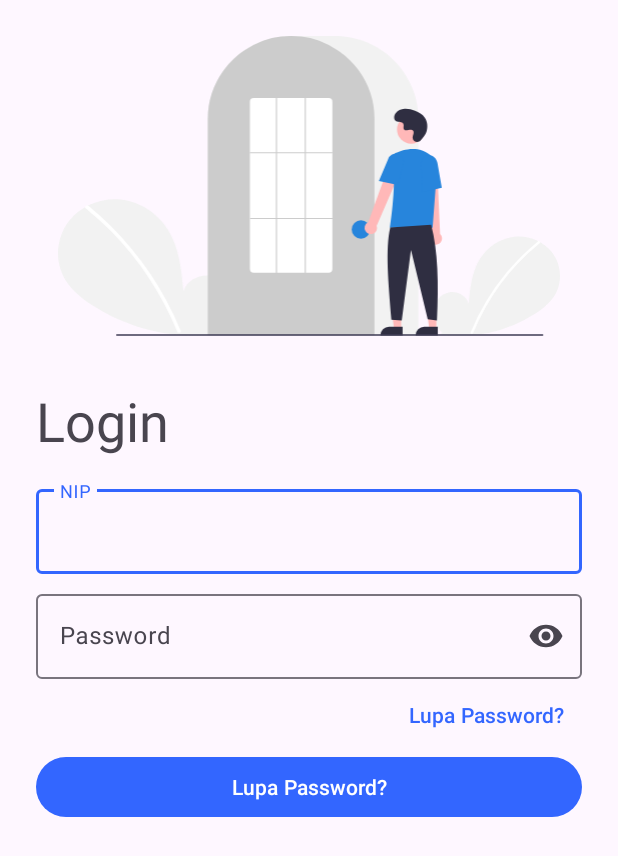
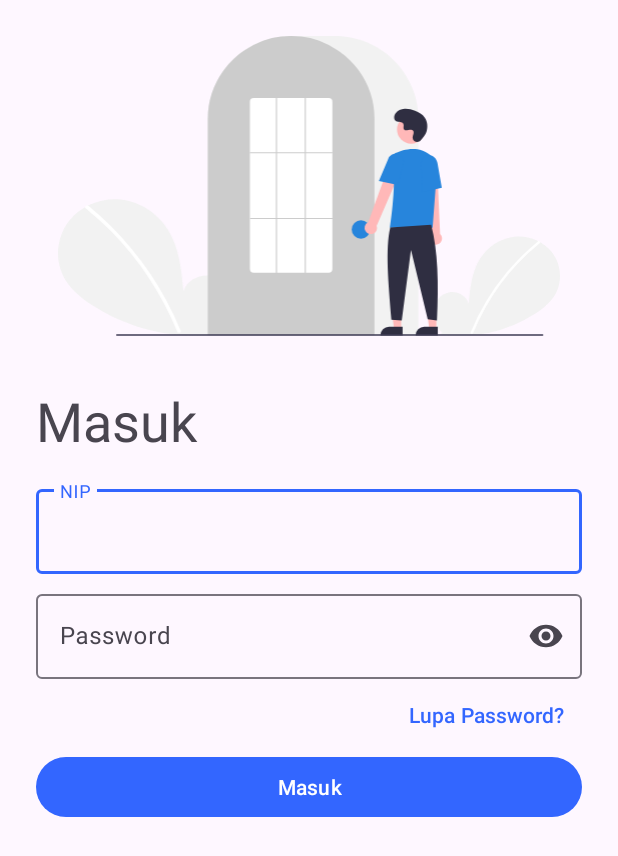
Before and after one commit to yysrll/MVVM-Monitoring-App, an Android app: the screen it shows after launch (LoginActivity), on a phone screen of 412 x 824 dp. Shown: the top 856 px of the screen. Run offline under Robolectric (Android 15) with nearby library versions, the phone set to English and light mode, and no system bars.

Commit message:
fix: typo in login button

```diff
--- a/app/src/main/res/layout/activity_login.xml
+++ b/app/src/main/res/layout/activity_login.xml
@@ -84,7 +84,7 @@
         android:layout_height="wrap_content"
         app:layout_constraintTop_toBottomOf="@id/btn_forgot_password"
         app:layout_constraintRight_toRightOf="parent"
-        android:text="@string/forgot_password"
+        android:text="@string/login"
         />
 
 </androidx.constraintlayout.widget.ConstraintLayout>
--- a/app/src/main/res/values/strings.xml
+++ b/app/src/main/res/values/strings.xml
@@ -1,6 +1,6 @@
 <resources>
     <string name="app_name">MVVM Monitoring</string>
-    <string name="login">Login</string>
+    <string name="login">Masuk</string>
     <string name="nip">NIP</string>
     <string name="password">Password</string>
     <string name="forgot_password">Lupa Password?</string>
```
